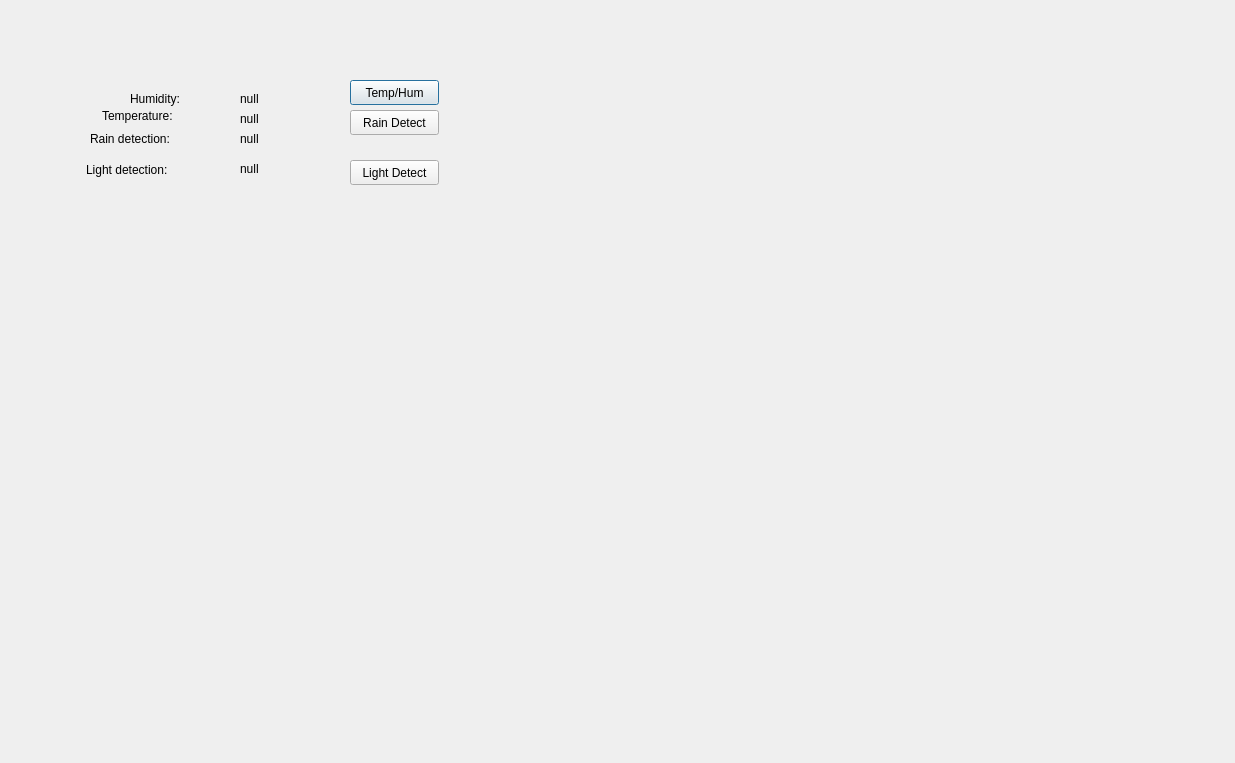
The window that WeatherStation/WeatherStation/dialog.ui (petarstamenkovic/WeatherStation_RPi_Project) describes before a commit, drawn with Qt 5.
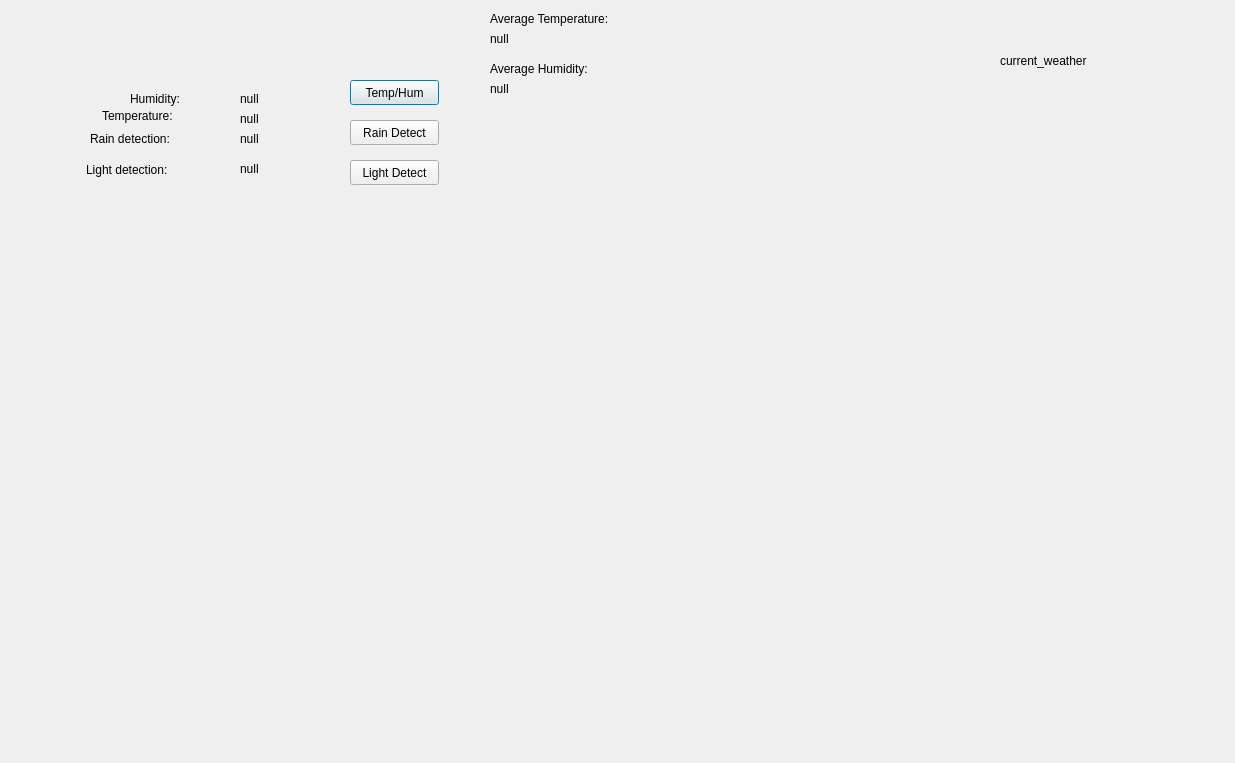
The same window after the commit.

Commit message: Weather icons are in, not checked if they are working, almost good to go

What changed in the file:
```diff
--- a/WeatherStation/WeatherStation/dialog.ui
+++ b/WeatherStation/WeatherStation/dialog.ui
@@ -30,7 +30,7 @@
    <property name="geometry">
     <rect>
      <x>350</x>
-     <y>110</y>
+     <y>120</y>
      <width>89</width>
      <height>25</height>
     </rect>
@@ -70,7 +70,7 @@
     <rect>
      <x>240</x>
      <y>130</y>
-     <width>67</width>
+     <width>71</width>
      <height>17</height>
     </rect>
    </property>
@@ -148,7 +148,7 @@
     <rect>
      <x>240</x>
      <y>160</y>
-     <width>67</width>
+     <width>81</width>
      <height>17</height>
     </rect>
    </property>
@@ -159,14 +159,79 @@
   <widget class="QWidget" name="verticalLayoutWidget">
    <property name="geometry">
     <rect>
-     <x>20</x>
-     <y>330</y>
-     <width>641</width>
-     <height>401</height>
+     <x>10</x>
+     <y>210</y>
+     <width>871</width>
+     <height>521</height>
     </rect>
    </property>
    <layout class="QVBoxLayout" name="verticalLayout"/>
   </widget>
+  <widget class="QLabel" name="label_7">
+   <property name="geometry">
+    <rect>
+     <x>490</x>
+     <y>10</y>
+     <width>171</width>
+     <height>17</height>
+    </rect>
+   </property>
+   <property name="text">
+    <string>Average Temperature:</string>
+   </property>
+  </widget>
+  <widget class="QLabel" name="average_temp_label">
+   <property name="geometry">
+    <rect>
+     <x>490</x>
+     <y>30</y>
+     <width>67</width>
+     <height>17</height>
+    </rect>
+   </property>
+   <property name="text">
+    <string>null</string>
+   </property>
+  </widget>
+  <widget class="QLabel" name="label_8">
+   <property name="geometry">
+    <rect>
+     <x>490</x>
+     <y>60</y>
+     <width>151</width>
+     <height>17</height>
+    </rect>
+   </property>
+   <property name="text">
+    <string>Average Humidity:</string>
+   </property>
+  </widget>
+  <widget class="QLabel" name="average_humidity_label">
+   <property name="geometry">
+    <rect>
+     <x>490</x>
+     <y>80</y>
+     <width>67</width>
+     <height>17</height>
+    </rect>
+   </property>
+   <property name="text">
+    <string>null</string>
+   </property>
+  </widget>
+  <widget class="QLabel" name="forecast_label">
+   <property name="geometry">
+    <rect>
+     <x>1000</x>
+     <y>30</y>
+     <width>151</width>
+     <height>61</height>
+    </rect>
+   </property>
+   <property name="text">
+    <string>current_weather</string>
+   </property>
+  </widget>
  </widget>
  <resources/>
  <connections/>
```
The commit also changes 8 other files.
